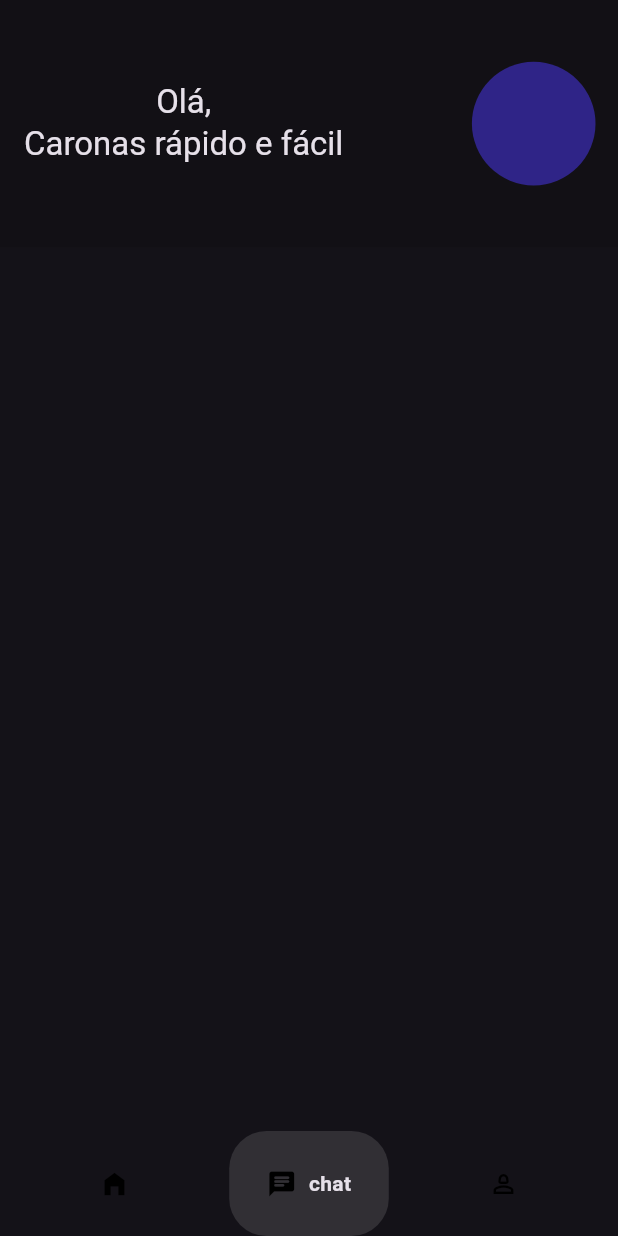
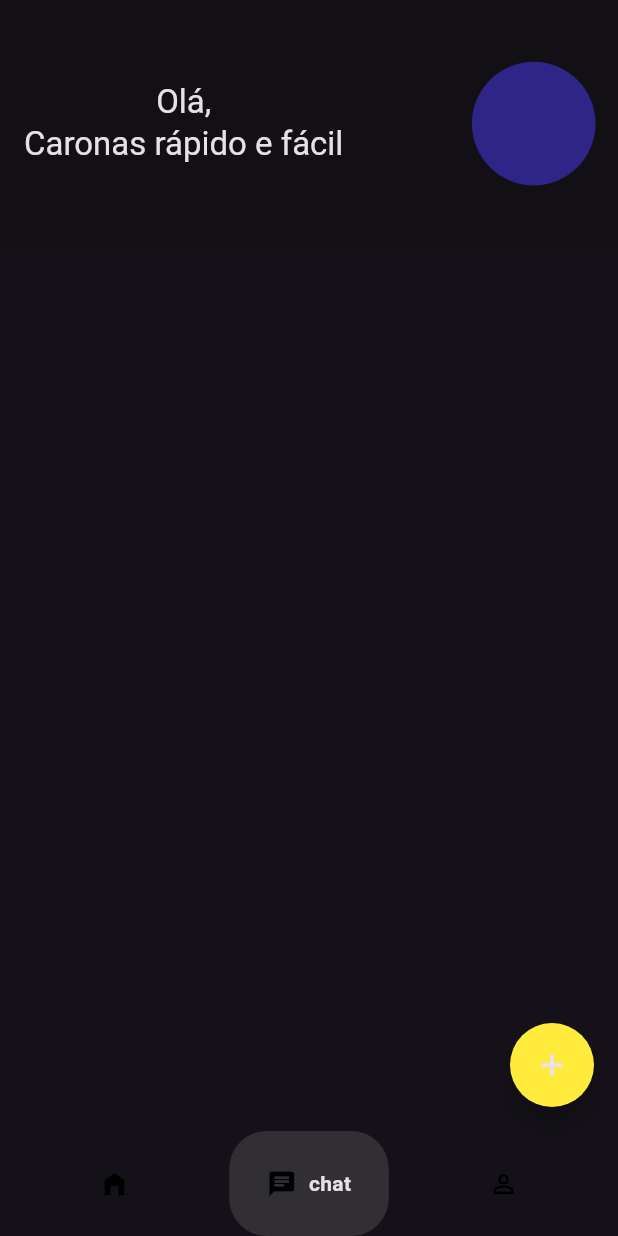
Before and after one commit to utfpr/carona-front, a Flutter app: the screen it shows after launch, item 2 of the bottom bar chosen, on a phone screen of 412 x 824 dp. Run offline on Flutter 3.47's test engine with Material 3 defaults, Android fonts, the phone set to English and light mode, and no system bars; drawn by our look-alikes of google_nav_bar.

Commit message:
feat: create floatingbutton

```diff
--- a/caronafront/lib/Pages/widget/CarList.dart
+++ b/caronafront/lib/Pages/widget/CarList.dart
@@ -1,3 +1,4 @@
+import 'package:caronafront/Pages/CarRegistrationPage.dart';
 import 'package:flutter/material.dart';
 import 'package:google_nav_bar/google_nav_bar.dart';
 
@@ -36,6 +37,17 @@ class _CarListState extends State<CarList> {
     radiuscircle: 0.05,heightsizebox: 0.01,
     color: Colors.black12,
     ),
+    floatingActionButton:FloatingActionButton(
+      shape: RoundedRectangleBorder(
+        borderRadius: BorderRadius.circular(180)
+      ),
+      backgroundColor: Colors.yellow,
+      hoverColor: Colors.yellow,
+      onPressed:(){
+      Navigator.of(context).push(MaterialPageRoute(builder: (context)=>CarRegisterPage()));
+    },
+    child: Icon(Icons.add),
+    ),
     bottomNavigationBar:widget.gNav ,
     );
   }
```
Also changed, not shown: caronafront/lib/servicos/APIservicosCar.dart (+9 -5 lines).
